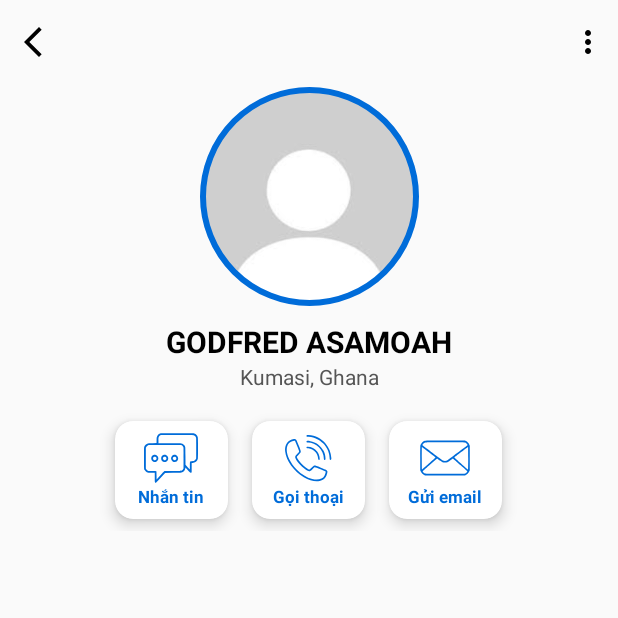
After one commit to dauvangiang/tlu_contact, an Android app: the fragment UnitDetailFragment shown on its own in the app's theme, on a phone screen of 412 x 824 dp, the top half of it. The commit adds this screen. Run offline under Robolectric (Android 15) with nearby library versions, the phone set to English and light mode, and no system bars.

Commit message:
refactor detail layout

```diff
--- /dev/null
+++ b/TLUContact/app/src/main/java/com/mobile/group/tlucontact/fragment/UnitDetailFragment.kt
@@ -0,0 +1,22 @@
+package com.mobile.group.tlucontact.fragment
+
+import android.os.Bundle
+import androidx.fragment.app.Fragment
+import android.view.LayoutInflater
+import android.view.View
+import android.view.ViewGroup
+import com.mobile.group.tlucontact.R
+
+class UnitDetailFragment : Fragment() {
+
+    override fun onCreate(savedInstanceState: Bundle?) {
+        super.onCreate(savedInstanceState)
+    }
+
+    override fun onCreateView(
+        inflater: LayoutInflater, container: ViewGroup?,
+        savedInstanceState: Bundle?
+    ): View? {
+        return inflater.inflate(R.layout.fragment_unit_detail, container, false)
+    }
+}
--- a/TLUContact/app/src/main/res/layout-land/activity_main.xml
+++ b/TLUContact/app/src/main/res/layout-land/activity_main.xml
@@ -34,8 +34,8 @@
     </LinearLayout>
 
     <!-- Nội dung hiển thị -->
-    <FrameLayout
-        android:id="@+id/frame_content"
+    <androidx.fragment.app.FragmentContainerView
+        android:id="@+id/container"
         android:layout_width="match_parent"
         android:layout_height="match_parent"
         android:layout_weight="2"/>
--- a/TLUContact/app/src/main/res/layout/activity_main.xml
+++ b/TLUContact/app/src/main/res/layout/activity_main.xml
@@ -6,7 +6,7 @@
     android:layout_height="match_parent"
     tools:context=".MainActivity">
 
-    <FrameLayout
+    <androidx.fragment.app.FragmentContainerView
         android:id="@+id/container"
         android:layout_width="0dp"
         android:layout_height="0dp"
--- /dev/null
+++ b/TLUContact/app/src/main/res/layout/fragment_unit_detail.xml
@@ -0,0 +1,27 @@
+<?xml version="1.0" encoding="utf-8"?>
+<LinearLayout xmlns:android="http://schemas.android.com/apk/res/android"
+    android:layout_width="match_parent"
+    android:layout_height="match_parent"
+    xmlns:tools="http://schemas.android.com/tools"
+    android:orientation="vertical">
+
+    <include
+        layout="@layout/component_back_more"/>
+
+    <include
+        layout="@layout/component_contact_info"/>
+
+    <include
+        layout="@layout/component_contact_action"
+        android:layout_width="match_parent"
+        android:layout_height="wrap_content"
+        android:layout_marginTop="12dp" />
+
+    <androidx.recyclerview.widget.RecyclerView
+        android:id="@+id/rv_units"
+        android:layout_width="match_parent"
+        android:layout_height="wrap_content"
+        android:padding="10dp"
+        tools:listitem="@layout/item_contact_info"/>
+
+</LinearLayout>
--- a/TLUContact/app/src/main/res/values/strings.xml
+++ b/TLUContact/app/src/main/res/values/strings.xml
@@ -26,4 +26,6 @@
     <string name="tv_label_mockup">Di động</string>
     <string name="tv_value_mockup">+2332471729</string>
     <string name="content_desc_mockup">Copy</string>
+    <!-- TODO: Remove or change this placeholder text -->
+    <string name="hello_blank_fragment">Hello blank fragment</string>
 </resources>
```
Also changed, not shown: TLUContact/app/src/main/java/com/mobile/group/tlucontact/activities/StaffActivity.kt (+12 -0 lines), TLUContact/app/src/main/java/com/mobile/group/tlucontact/activities/StudentActivity.kt (+12 -0 lines), TLUContact/app/src/main/java/com/mobile/group/tlucontact/activities/UnitActivity.kt (+12 -0 lines), TLUContact/app/src/main/java/com/mobile/group/tlucontact/fragment/StaffDetailFragment.kt (added, +22 -0 lines), TLUContact/app/src/main/java/com/mobile/group/tlucontact/fragment/StudentDetailFragment.kt (added, +22 -0 lines), TLUContact/app/src/main/res/layout/activity_staff_detail.xml (+4 -26 lines), TLUContact/app/src/main/res/layout/activity_student_detail.xml (+4 -26 lines), TLUContact/app/src/main/res/layout/activity_unit_detail.xml (+4 -26 lines), TLUContact/app/src/main/res/layout/fragment_staff_detail.xml (added, +27 -0 lines), TLUContact/app/src/main/res/layout/fragment_student_detail.xml (added, +27 -0 lines).
